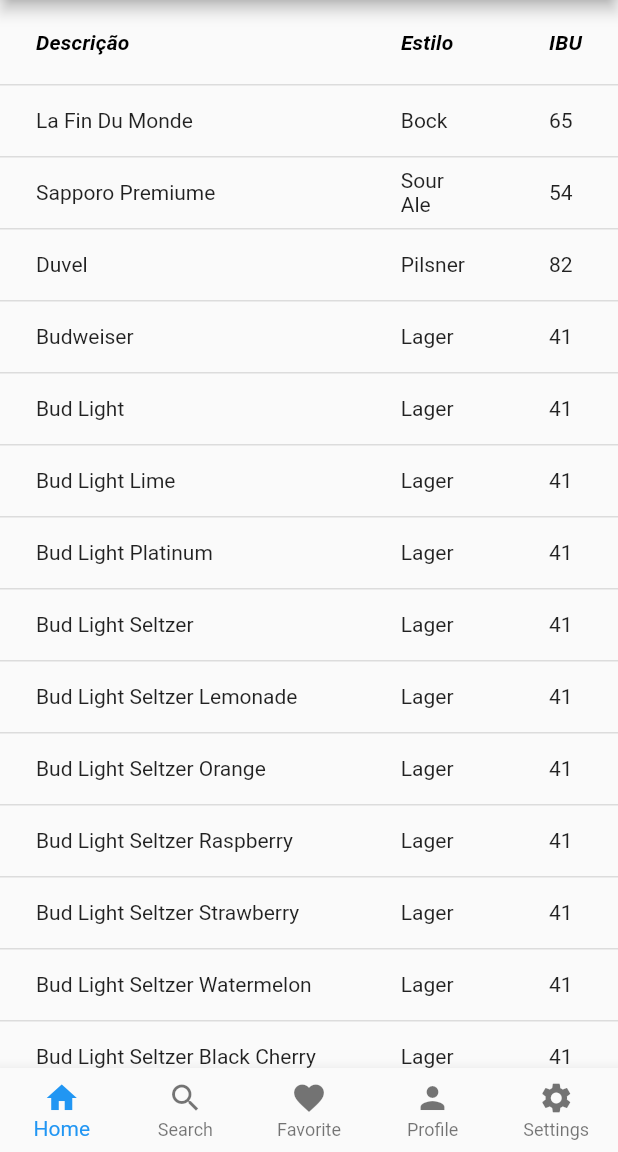
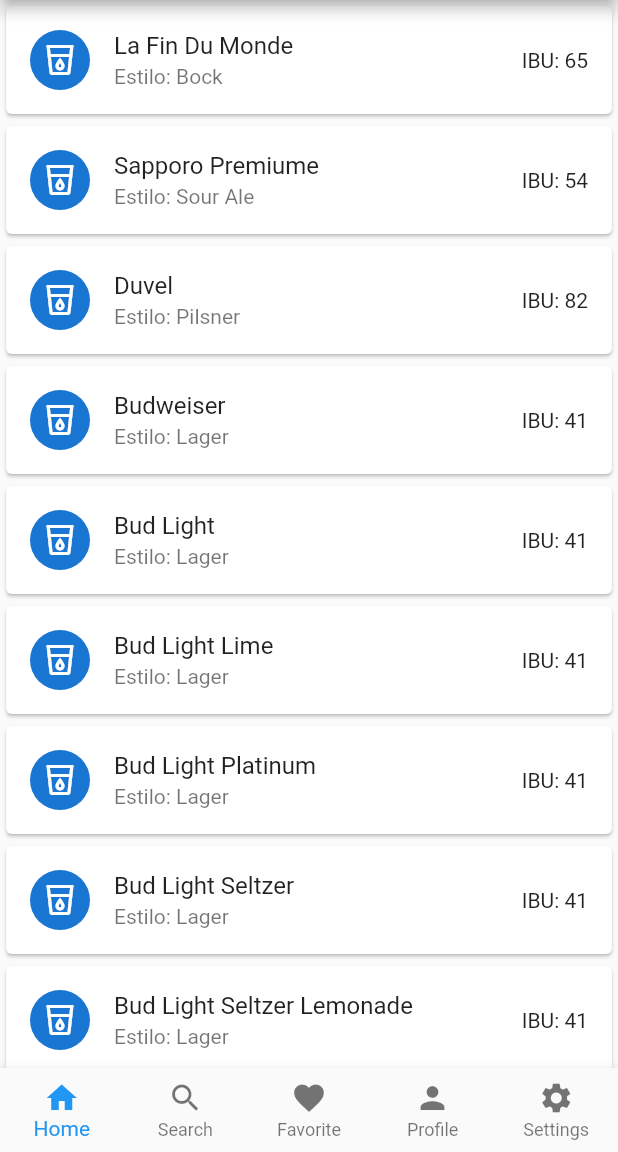
Before and after one commit to CharlesEdu07/Atividade4POO, a Flutter app: the screen it shows after launch, on a phone screen of 412 x 824 dp, the part 84-1236 px from its top. Run offline on Flutter 3.47's test engine with Material 2 defaults, Android fonts, the phone set to English and light mode, and no system bars.

Commit message:
Utilizando listtile

```diff
--- a/lib/components/list_drinks.dart
+++ b/lib/components/list_drinks.dart
@@ -11,16 +11,18 @@ class ListDrinks extends StatelessWidget {
   Widget build(BuildContext context) {
     return SizedBox(
         child: drinks.isEmpty
-            ? Column(
+            ? Center(
+                child: Column(
                   children: <Widget>[
-                  const SizedBox(
-                    height: 20,
+                    const SizedBox(height: 150),
+                    const Text(
+                      'Nenhum drink cadastrado',
+                      style: TextStyle(
+                        fontSize: 20,
                       ),
-                  const Text(
-                    'Nenhuma bebida cadastrada',
                     ),
                     const SizedBox(
-                    height: 20,
+                      height: 80,
                     ),
                     SizedBox(
                       height: 200,
@@ -28,8 +30,9 @@ class ListDrinks extends StatelessWidget {
                         'assets/images/waiting.png',
                         fit: BoxFit.cover,
                       ),
+                    )
+                  ],
                 ),
-                ],
               )
             : ListView(
                 children: [
--- /dev/null
+++ b/lib/components/list_drinks_tile.dart
@@ -0,0 +1,61 @@
+import 'package:flutter/material.dart';
+
+class ListDrinksTile extends StatefulWidget {
+  final List drinks;
+  final icon;
+
+  ListDrinksTile({required this.drinks, required this.icon});
+
+  @override
+  State<ListDrinksTile> createState() => _ListDrinksTileState();
+}
+
+class _ListDrinksTileState extends State<ListDrinksTile> {
+  var columnNames = ['Descrição', 'Estilo', 'IBU'];
+  var propertyNames = ['name', 'style', 'ibu'];
+
+  @override
+  Widget build(BuildContext context) {
+    return SizedBox(
+        child: widget.drinks.isEmpty
+            ? Center(
+                child: Column(
+                  children: <Widget>[
+                    const SizedBox(height: 150),
+                    const Text(
+                      'Nenhum drink cadastrado',
+                      style: TextStyle(
+                        fontSize: 20,
+                      ),
+                    ),
+                    const SizedBox(
+                      height: 80,
+                    ),
+                    SizedBox(
+                      height: 200,
+                      child: Image.asset(
+                        'assets/images/waiting.png',
+                        fit: BoxFit.cover,
+                      ),
+                    )
+                  ],
+                ),
+              )
+            : ListView(
+                children: <Widget>[
+                  ...widget.drinks.map((drink) {
+                    return Card(
+                      child: ListTile(
+                        leading: CircleAvatar(
+                          child: Icon(widget.icon),
+                        ),
+                        title: Text(drink['name']),
+                        subtitle: Text("Estilo: ${drink['style']}"),
+                        trailing: Text("IBU: ${drink['ibu']}"),
+                      ),
+                    );
+                  }).toList(),
+                ],
+              ));
+  }
+}
--- a/lib/main.dart
+++ b/lib/main.dart
@@ -1,6 +1,7 @@
 import 'package:flutter/material.dart';
 import './models/drinks.dart';
 import './components/list_drinks.dart';
+import './components/list_drinks_tile.dart';
 import './components/bottom_navbar_items.dart';
 import 'components/navbar.dart';
 
@@ -151,7 +152,7 @@ class _MyHomePageState extends State<MyHomePage> {
         title: const Text('Dicas'),
         backgroundColor: _appBarColor,
       ),
-      body: ListDrinks(drinks: _drinks),
+      body: ListDrinksTile(drinks: _drinks, icon: Icons.local_drink_outlined),
       bottomNavigationBar: BottomNavbarItems(buttons: _buttons),
     );
   }
```
Lines whose indentation alone changed are shown as unchanged.
